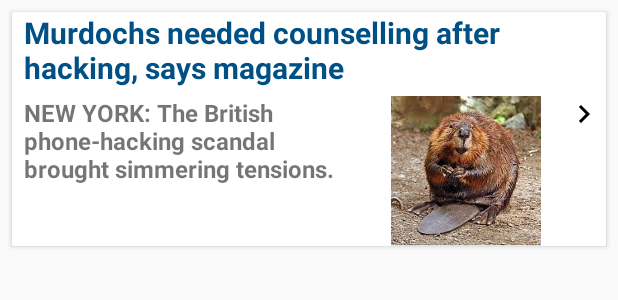
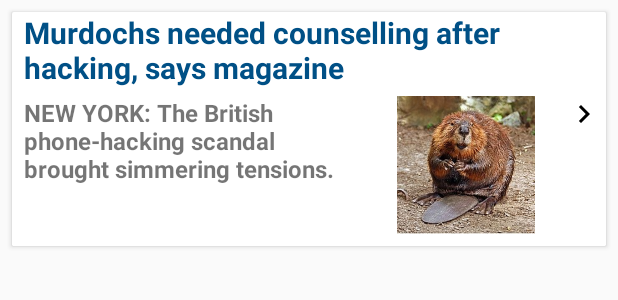
Before and after one commit to Seems1268/KnowFacts, an Android app: the layout fact_list_item.xml on its own in the app's theme, with its tools: preview values and no code run, on a phone screen of 412 x 824 dp. Shown: the top 300 px of the screen. Run offline under Robolectric (Android 15) with nearby library versions, the phone set to English and light mode, and no system bars; network calls fail.

Commit message:
Resolved the code review comments.

```diff
--- a/app/src/main/AndroidManifest.xml
+++ b/app/src/main/AndroidManifest.xml
@@ -2,6 +2,7 @@
 <manifest xmlns:android="http://schemas.android.com/apk/res/android"
     package="com.example.knowfacts">
 
+    <uses-permission android:name="android.permission.ACCESS_NETWORK_STATE" />
     <uses-permission android:name="android.permission.INTERNET" />
 
 
--- a/app/src/main/java/com/example/knowfacts/FactsListAdapter.kt
+++ b/app/src/main/java/com/example/knowfacts/FactsListAdapter.kt
@@ -50,7 +50,9 @@ class FactsListAdapter(private val facts: List<Info>, private val context: Conte
 
             with(binding) {
                 factTitle.text =
-                    if (fact.title.isNullOrEmpty()) context.getString(R.string.no_title) else fact.title
+                    if (fact.title.isNullOrEmpty()) context.getString(R.string.no_title) else {
+                        fact.title
+                    }
                 factDescription.text =
                     if (fact.description.isNullOrEmpty()) context.getString(R.string.no_description) else fact.description
 
--- a/app/src/main/java/com/example/knowfacts/model/Facts.kt
+++ b/app/src/main/java/com/example/knowfacts/model/Facts.kt
@@ -7,6 +7,6 @@ package com.example.knowfacts.model
 /**
  * Data classes to parse the API responses into.
  */
-data class Facts(val title: String, val rows: List<Info>)
+data class Facts(val title: String?, val rows: List<Info>?)
 
-data class Info(val title: String, val description: String, val imageHref: String)
+data class Info(val title: String?, val description: String?, val imageHref: String?)
--- a/app/src/main/res/layout/activity_main.xml
+++ b/app/src/main/res/layout/activity_main.xml
@@ -1,6 +1,5 @@
 <?xml version="1.0" encoding="utf-8"?>
 <androidx.constraintlayout.widget.ConstraintLayout xmlns:android="http://schemas.android.com/apk/res/android"
-    xmlns:app="http://schemas.android.com/apk/res-auto"
     xmlns:tools="http://schemas.android.com/tools"
     android:layout_width="match_parent"
     android:layout_height="match_parent"
--- a/app/src/main/res/layout/fact_list_item.xml
+++ b/app/src/main/res/layout/fact_list_item.xml
@@ -9,9 +9,9 @@
         android:layout_width="match_parent"
         android:layout_height="wrap_content"
         android:layout_gravity="top"
-        android:layout_margin="8dp"
-        android:elevation="0.5dp"
-        card_view:cardCornerRadius="1dp">
+        android:layout_margin="@dimen/cardView_margin"
+        android:elevation="@dimen/cardView_elevation"
+        card_view:cardCornerRadius="@dimen/cardView_corner_radius">
 
         <androidx.constraintlayout.widget.ConstraintLayout
             android:layout_width="match_parent"
@@ -22,10 +22,11 @@
                 android:id="@+id/factTitle"
                 android:layout_width="match_parent"
                 android:layout_height="wrap_content"
-                android:textColor="#005086"
-                android:textSize="20sp"
+                android:paddingStart="@dimen/title_padding_start"
+                android:paddingEnd="@dimen/title_padding_end"
+                android:textColor="@color/factTitle"
+                android:textSize="@dimen/titleSize"
                 android:textStyle="bold"
-                android:paddingStart="8dp"
                 app:layout_constraintEnd_toEndOf="parent"
                 app:layout_constraintStart_toStartOf="parent"
                 app:layout_constraintTop_toTopOf="parent"
@@ -35,7 +36,7 @@
                 android:layout_width="match_parent"
                 android:layout_height="wrap_content"
                 android:orientation="horizontal"
-                android:paddingTop="5dp"
+                android:paddingTop="@dimen/layout_padding_top"
                 app:layout_constraintBottom_toBottomOf="parent"
                 app:layout_constraintEnd_toEndOf="parent"
                 app:layout_constraintStart_toStartOf="parent"
@@ -43,30 +44,34 @@
 
                 <TextView
                     android:id="@+id/factDescription"
-                    android:layout_width="200dp"
+                    android:layout_width="@dimen/description_width"
                     android:layout_height="wrap_content"
+                    android:layout_marginEnd="@dimen/description_margin_end"
                     android:layout_weight="0.5"
-                    android:textSize="16sp"
+                    android:paddingStart="@dimen/description_padding"
+                    android:paddingEnd="@dimen/description_padding_end"
+                    android:paddingBottom="@dimen/description_padding"
+                    android:textSize="@dimen/descriptionSize"
                     android:textStyle="bold"
-                    android:layout_marginEnd="5dp"
-                    android:paddingStart="8dp"
-                    android:paddingBottom="8dp"
                     tools:text="NEW YORK: The British phone-hacking scandal brought simmering tensions." />
 
                 <ImageView
                     android:id="@+id/factImage"
-                    android:layout_width="100dp"
-                    android:layout_height="100dp"
+                    android:layout_width="@dimen/image_width"
+                    android:layout_height="@dimen/image_height"
+                    android:layout_weight="0.42"
+                    android:contentDescription="@string/image_contentDescription"
+                    android:paddingBottom="@dimen/image_padding_bottom"
                     android:src="@drawable/sample"
-                    android:layout_weight="0.42"
                     app:layout_constraintStart_toEndOf="@+id/factDescription" />
 
                 <ImageView
                     android:id="@+id/chevron"
                     android:layout_width="wrap_content"
                     android:layout_height="wrap_content"
+                    android:layout_weight="0.08"
+                    android:contentDescription="@string/chevron_right_contentDescription"
                     android:src="@drawable/ic_chevron_right_24px"
-                    android:layout_weight="0.08"
                     app:layout_constraintStart_toEndOf="@+id/factImage" />
             </LinearLayout>
 
--- a/app/src/main/res/values/colors.xml
+++ b/app/src/main/res/values/colors.xml
@@ -3,4 +3,6 @@
     <color name="colorPrimary">#6200EE</color>
     <color name="colorPrimaryDark">#3700B3</color>
     <color name="colorAccent">#03DAC5</color>
+    <color name="errorMsgText">#ff7171</color>
+    <color name="factTitle">#005086</color>
 </resources>
--- /dev/null
+++ b/app/src/main/res/values/dimens.xml
@@ -0,0 +1,21 @@
+<?xml version="1.0" encoding="utf-8"?>
+<resources>
+    <dimen name="recycler_margin_top">10dp</dimen>
+    <dimen name="errorMsg_margin_top">50dp</dimen>
+    <dimen name="titleSize">20sp</dimen>
+    <dimen name="cardView_margin">8dp</dimen>
+    <dimen name="cardView_elevation">0.5dp</dimen>
+    <dimen name="cardView_corner_radius">1dp</dimen>
+    <dimen name="title_padding_start">8dp</dimen>
+    <dimen name="title_padding_end">8dp</dimen>
+    <dimen name="layout_padding_top">5dp</dimen>
+    <dimen name="description_width">200dp</dimen>
+    <dimen name="descriptionSize">16sp</dimen>
+    <dimen name="description_margin_end">5dp</dimen>
+    <dimen name="description_padding">8dp</dimen>
+    <dimen name="description_padding_end">5dp</dimen>
+    <dimen name="image_height">100dp</dimen>
+    <dimen name="image_width">100dp</dimen>
+    <dimen name="image_padding_bottom">8dp</dimen>
+
+</resources>
--- a/app/src/main/res/values/strings.xml
+++ b/app/src/main/res/values/strings.xml
@@ -3,4 +3,7 @@
     <string name="no_title">No Title</string>
     <string name="no_description">No Description</string>
     <string name="error_message">Sorry, no facts are available at this moment.</string>
+    <string name="no_network_error_message">No internet connectivity.</string>
+    <string name="image_contentDescription">Image showing fact.</string>
+    <string name="chevron_right_contentDescription">Click to move right.</string>
 </resources>
```
Also changed, not shown: app/build.gradle (+11 -2 lines), app/src/main/java/com/example/knowfacts/Constants.kt (added, +13 -0 lines), app/src/main/java/com/example/knowfacts/network/NetworkUtil.kt (added, +31 -0 lines), app/src/main/java/com/example/knowfacts/service/RetrofitInstance.kt (+5 -6 lines), app/src/main/java/com/example/knowfacts/view/FactsListFragment.kt (+33 -19 lines), app/src/main/java/com/example/knowfacts/view/FactsListViewModel.kt (+8 -5 lines), app/src/main/res/layout/facts_list_fragment.xml (+4 -4 lines), 5 other files.
